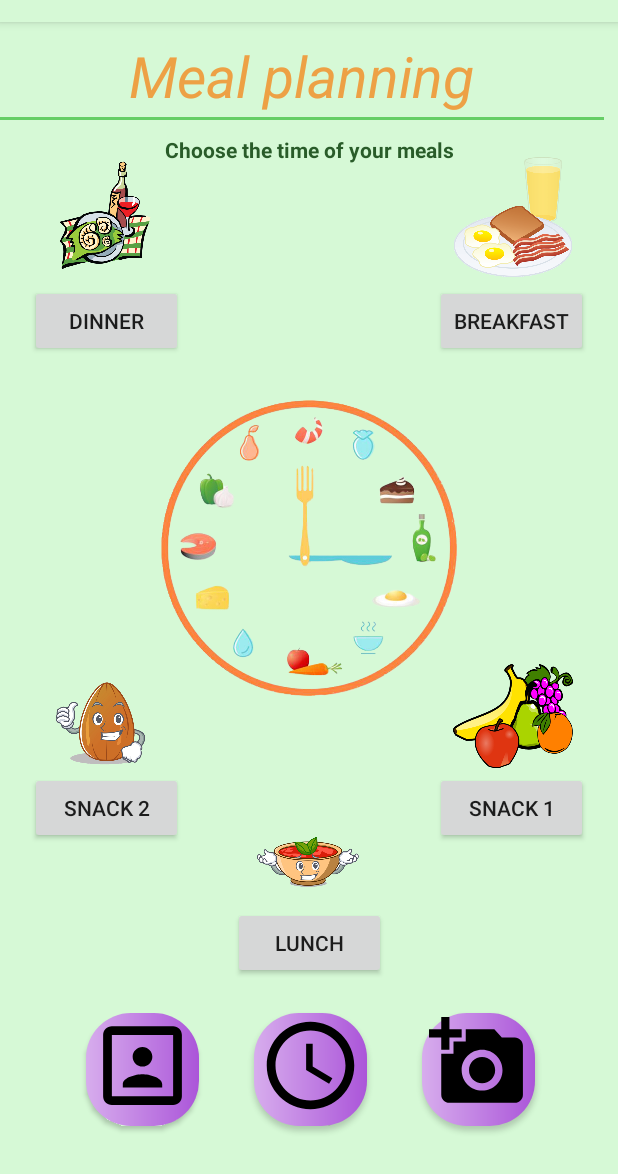
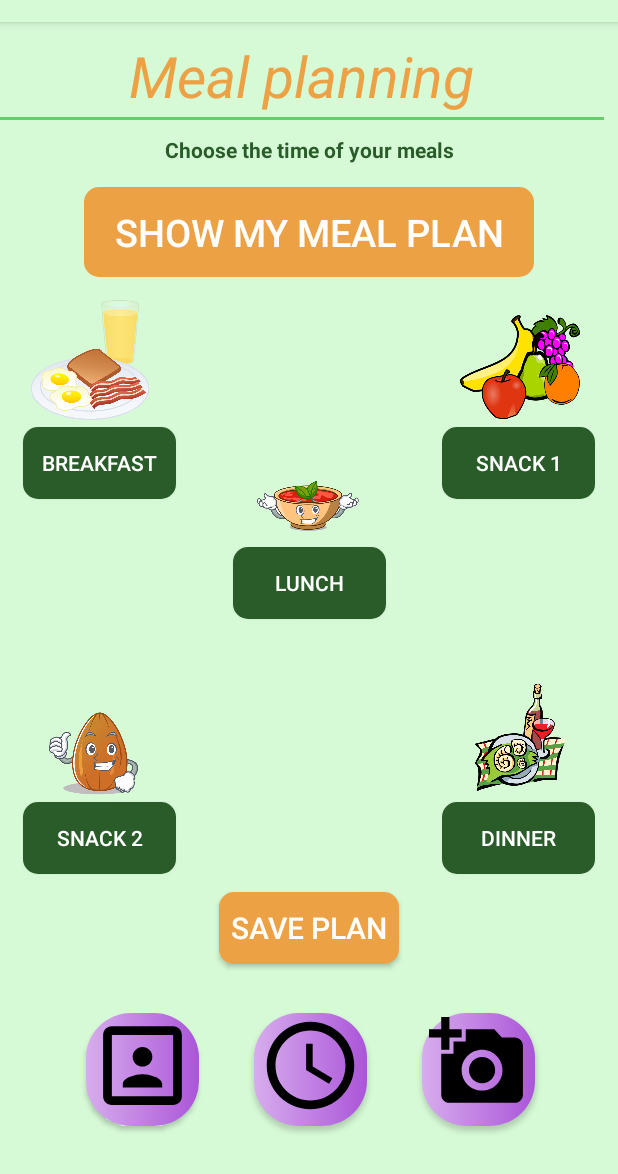
Before and after one commit to kassimii/Self_made, an Android app: the SetMealHours screen opened directly, with no data from a screen before it, on a phone screen of 412 x 824 dp, the part 62-1236 px from its top. Run offline under Robolectric (Android 15) with nearby library versions, the phone set to English and light mode, and no system bars.

Commit message:
Fixed analyze photo feature, changed meal plan activity layout

```diff
--- a/app/src/main/java/com/example/self_made/AnalyzePhoto.java
+++ b/app/src/main/java/com/example/self_made/AnalyzePhoto.java
@@ -90,6 +90,7 @@ public class AnalyzePhoto extends AppCompatActivity {
         image_captured = (ImageView)findViewById(R.id.image_captured);
         capture_image_button = (Button)findViewById(R.id.capture_image_button);
 
+
         capture_image_button.setOnClickListener(
                 new View.OnClickListener() {
                     @Override
@@ -153,6 +154,7 @@ public class AnalyzePhoto extends AppCompatActivity {
 
     @Override
     protected void onActivityResult(int requestCode, int resultCode, @Nullable Intent data) {
+        super.onActivityResult(PERMISION_CODE,IMAGE_CAPTURE_CODE,null);
         //called when image was captured from camera
         if(resultCode == RESULT_OK){
             //set the image capture to our imageView
--- a/app/src/main/java/com/example/self_made/SetMealHours.java
+++ b/app/src/main/java/com/example/self_made/SetMealHours.java
@@ -1,6 +1,8 @@
 package com.example.self_made;
 import androidx.appcompat.app.AppCompatActivity;
 
+import android.app.AlarmManager;
+import android.app.PendingIntent;
 import android.app.TimePickerDialog;
 import android.content.Intent;
 import android.os.Bundle;
@@ -22,6 +24,10 @@ public class SetMealHours extends AppCompatActivity implements TimePickerDialog.
     private Button breakfast_button, snack1_button, lunch_button, snack2_button, dinner_button;
     private TextView showHourBreakfast, showHourSnack1, showHourLunch, showHourSnack2, showHourDinner;
 
+    private Button save_meal_plan_button, show_meal_plan_button;
+
+    public static String meal_plan_popup;
+
     int hour_x, minute_x;
     int breakfast_hour, breakfast_minute, snack1_hour, snack1_minute, lunch_hour, lunch_minute,
             snack2_hour, snack2_minute, dinner_hour, dinner_minute;
@@ -42,6 +48,8 @@ public class SetMealHours extends AppCompatActivity implements TimePickerDialog.
         onProfileButtonClick();
         onCameraButtonClick();
         setHours();
+        showMealPlan();
+        sendBreakfastNotification();
     }
 
     public void onProfileButtonClick() {
@@ -94,10 +102,10 @@ public class SetMealHours extends AppCompatActivity implements TimePickerDialog.
         //showHourSnack1 = (TextView)findViewById(R.id.snack1_view);
 
         lunch_button = (Button)findViewById(R.id.lunch_button);
-       // showHourLunch = (TextView)findViewById(R.id.lunch_view);
+        //showHourLunch = (TextView)findViewById(R.id.lunch_view);
 
         snack2_button = (Button)findViewById(R.id.snack2_button);
-       // showHourSnack2 = (TextView)findViewById(R.id.snack2_view);
+        //showHourSnack2 = (TextView)findViewById(R.id.snack2_view);
 
         dinner_button = (Button)findViewById(R.id.dinner_button);
         //showHourDinner = (TextView)findViewById(R.id.dinner_view);
@@ -178,28 +186,28 @@ public class SetMealHours extends AppCompatActivity implements TimePickerDialog.
         {
             breakfast_hour=hour_x;
             breakfast_minute=minute_x;
-//            showHourBreakfast.setText("hour: " + breakfast_hour + "\nminute: " + breakfast_minute);
+         //   showHourBreakfast.setText("hour: " + breakfast_hour + "\nminute: " + breakfast_minute);
         }
 
         if(flag==2)
         {
             snack1_hour=hour_x;
             snack1_minute=minute_x;
-           // showHourSnack1.setText("hour: " + snack1_hour + "\nminute: " + snack1_minute);
+         //   showHourSnack1.setText("hour: " + snack1_hour + "\nminute: " + snack1_minute);
         }
 
         if(flag==3)
         {
             lunch_hour=hour_x;
             lunch_minute=minute_x;
-           // showHourLunch.setText("hour: " + lunch_hour + "\nminute: " + lunch_minute);
+          //  showHourLunch.setText("hour: " + lunch_hour + "\nminute: " + lunch_minute);
         }
 
         if(flag==4)
         {
             snack2_hour=hour_x;
             snack2_minute=minute_x;
-            //showHourSnack2.setText("hour: " + snack2_hour + "\nminute: " + snack2_minute);
+           // showHourSnack2.setText("hour: " + snack2_hour + "\nminute: " + snack2_minute);
         }
 
         if(flag==5)
@@ -208,5 +216,50 @@ public class SetMealHours extends AppCompatActivity implements TimePickerDialog.
             dinner_minute=minute_x;
            // showHourDinner.setText("hour: " + dinner_hour + "\nminute: " + dinner_minute);
         }
+
+        meal_plan_popup="Breakfast: " + breakfast_hour + ":" + breakfast_minute + "\n" +
+                "Snack 1: " + snack1_hour + ":" + snack1_minute + "\n" +
+                "Lunch: " + lunch_hour + ":" + lunch_minute + "\n" +
+                "Snack 2: " + snack2_hour + ":" + snack2_minute + "\n" +
+                "Dinner: " + dinner_hour + ":" + dinner_minute + "\n" ;
+    }
+
+    public void showMealPlan(){
+
+        show_meal_plan_button = (Button)findViewById(R.id.show_meal_plan_button);
+
+        show_meal_plan_button.setOnClickListener(new View.OnClickListener() {
+            @Override
+            public void onClick(View v) {
+                ShowMealPlan showMealPlan = new ShowMealPlan();
+                showMealPlan.show(getSupportFragmentManager(), "Meal Planning");
+            }
+        });
+    }
+
+
+    public void sendBreakfastNotification(){
+        save_meal_plan_button = (Button)findViewById(R.id.save_meal_plan_button);
+
+        save_meal_plan_button.setOnClickListener(new View.OnClickListener() {
+            @Override
+            public void onClick(View v) {
+
+
+//                Calendar calendar = Calendar.getInstance();
+//
+//                calendar.set(Calendar.HOUR,breakfast_hour);
+//                calendar.set(Calendar.MINUTE,breakfast_minute);
+//
+//                Intent intent = new Intent(SetMealHours.this, NotificationReceiver.class);
+//
+//                PendingIntent pendingIntent = PendingIntent.getBroadcast(SetMealHours.this,100, intent,PendingIntent.FLAG_UPDATE_CURRENT);
+//
+//                AlarmManager alarmManager = (AlarmManager) getSystemService(ALARM_SERVICE);
+//                alarmManager.setRepeating(AlarmManager.RTC_WAKEUP,calendar.getTimeInMillis(),AlarmManager.INTERVAL_DAY,pendingIntent);
+
+
+            }
+        });
     }
 }
--- /dev/null
+++ b/app/src/main/res/drawable/custom_save_plan_button.xml
@@ -0,0 +1,7 @@
+<?xml version="1.0" encoding="utf-8"?>
+<shape xmlns:android="http://schemas.android.com/apk/res/android" android:shape="rectangle">
+
+    <solid android:color="@color/orange"/>
+    <corners android:radius="10dp"/>
+
+</shape>
--- /dev/null
+++ b/app/src/main/res/drawable/custom_set_meals_button.xml
@@ -0,0 +1,7 @@
+<?xml version="1.0" encoding="utf-8"?>
+<shape xmlns:android="http://schemas.android.com/apk/res/android" android:shape="rectangle">
+
+    <solid android:color="@color/colorPrimaryDark"/>
+    <corners android:radius="10dp"/>
+
+</shape>
--- a/app/src/main/res/layout/activity_analyze_photo.xml
+++ b/app/src/main/res/layout/activity_analyze_photo.xml
@@ -16,7 +16,7 @@
         android:layout_marginEnd="16dp"
         android:layout_marginRight="16dp"
         android:layout_marginBottom="32dp"
-        android:background="@drawable/custom_button"
+        android:background="@drawable/custom_menu_button"
         android:drawableTop="@drawable/ic_portrait"
         app:layout_constraintBottom_toBottomOf="parent"
         app:layout_constraintStart_toStartOf="parent" />
@@ -30,7 +30,7 @@
         android:layout_marginEnd="39dp"
         android:layout_marginRight="39dp"
         android:layout_marginBottom="32dp"
-        android:background="@drawable/custom_button"
+        android:background="@drawable/custom_menu_button"
         android:drawableTop="@drawable/ic_clock"
         android:text="Button"
         app:layout_constraintBottom_toBottomOf="parent"
@@ -46,7 +46,7 @@
         android:layout_marginEnd="55dp"
         android:layout_marginRight="55dp"
         android:layout_marginBottom="32dp"
-        android:background="@drawable/custom_button"
+        android:background="@drawable/custom_menu_button"
         android:drawableTop="@drawable/ic_photo"
         app:layout_constraintBottom_toBottomOf="parent"
         app:layout_constraintEnd_toEndOf="parent" />
--- a/app/src/main/res/layout/activity_edit_profile.xml
+++ b/app/src/main/res/layout/activity_edit_profile.xml
@@ -275,7 +275,7 @@
         android:layout_marginEnd="16dp"
         android:layout_marginRight="16dp"
         android:layout_marginBottom="32dp"
-        android:background="@drawable/custom_button"
+        android:background="@drawable/custom_menu_button"
         android:drawableTop="@drawable/ic_portrait"
         app:layout_constraintBottom_toBottomOf="parent"
         app:layout_constraintStart_toStartOf="parent" />
@@ -289,7 +289,7 @@
         android:layout_marginEnd="39dp"
         android:layout_marginRight="39dp"
         android:layout_marginBottom="32dp"
-        android:background="@drawable/custom_button"
+        android:background="@drawable/custom_menu_button"
         android:drawableTop="@drawable/ic_clock"
         android:text="Button"
         app:layout_constraintBottom_toBottomOf="parent"
@@ -305,7 +305,7 @@
         android:layout_marginEnd="55dp"
         android:layout_marginRight="55dp"
         android:layout_marginBottom="32dp"
-        android:background="@drawable/custom_button"
+        android:background="@drawable/custom_menu_button"
         android:drawableTop="@drawable/ic_photo"
         app:layout_constraintBottom_toBottomOf="parent"
         app:layout_constraintEnd_toEndOf="parent" />
--- a/app/src/main/res/layout/activity_main.xml
+++ b/app/src/main/res/layout/activity_main.xml
@@ -16,7 +16,7 @@
         android:layout_marginEnd="16dp"
         android:layout_marginRight="16dp"
         android:layout_marginBottom="32dp"
-        android:background="@drawable/custom_button"
+        android:background="@drawable/custom_menu_button"
         android:drawableTop="@drawable/ic_portrait"
         app:layout_constraintBottom_toBottomOf="parent"
         app:layout_constraintStart_toStartOf="parent" />
@@ -30,7 +30,7 @@
         android:layout_marginEnd="39dp"
         android:layout_marginRight="39dp"
         android:layout_marginBottom="32dp"
-        android:background="@drawable/custom_button"
+        android:background="@drawable/custom_menu_button"
         android:drawableTop="@drawable/ic_clock"
         android:text="Button"
         app:layout_constraintBottom_toBottomOf="parent"
@@ -46,7 +46,7 @@
         android:layout_marginEnd="55dp"
         android:layout_marginRight="55dp"
         android:layout_marginBottom="32dp"
-        android:background="@drawable/custom_button"
+        android:background="@drawable/custom_menu_button"
         android:drawableTop="@drawable/ic_photo"
         app:layout_constraintBottom_toBottomOf="parent"
         app:layout_constraintEnd_toEndOf="parent" />
--- a/app/src/main/res/layout/activity_set_meal_hours.xml
+++ b/app/src/main/res/layout/activity_set_meal_hours.xml
@@ -16,7 +16,7 @@
         android:layout_marginEnd="16dp"
         android:layout_marginRight="16dp"
         android:layout_marginBottom="32dp"
-        android:background="@drawable/custom_button"
+        android:background="@drawable/custom_menu_button"
         android:drawableTop="@drawable/ic_portrait"
         app:layout_constraintBottom_toBottomOf="parent"
         app:layout_constraintStart_toStartOf="parent" />
@@ -30,7 +30,7 @@
         android:layout_marginEnd="39dp"
         android:layout_marginRight="39dp"
         android:layout_marginBottom="32dp"
-        android:background="@drawable/custom_button"
+        android:background="@drawable/custom_menu_button"
         android:drawableTop="@drawable/ic_clock"
         android:text="Button"
         app:layout_constraintBottom_toBottomOf="parent"
@@ -46,27 +46,10 @@
         android:layout_marginEnd="55dp"
         android:layout_marginRight="55dp"
         android:layout_marginBottom="32dp"
-        android:background="@drawable/custom_button"
+        android:background="@drawable/custom_menu_button"
         android:drawableTop="@drawable/ic_photo"
         app:layout_constraintBottom_toBottomOf="parent"
         app:layout_constraintEnd_toEndOf="parent" />
-
-    <ImageView
-        android:id="@+id/clock_image"
-        android:layout_width="301dp"
-        android:layout_height="314dp"
-        android:layout_marginStart="5dp"
-        android:layout_marginLeft="5dp"
-        android:layout_marginTop="160dp"
-        android:layout_marginEnd="6dp"
-        android:layout_marginRight="6dp"
-        android:layout_marginBottom="220dp"
-        app:layout_constraintBottom_toBottomOf="parent"
-        app:layout_constraintEnd_toEndOf="parent"
-        app:layout_constraintHorizontal_bias="0.505"
-        app:layout_constraintStart_toStartOf="parent"
-        app:layout_constraintTop_toTopOf="parent"
-        app:srcCompat="@drawable/meal_clock" />
 
     <EditText
         android:id="@+id/title_meal_planning"
@@ -78,7 +61,7 @@
         android:inputType="textPersonName"
         android:text="Meal planning"
         android:textAlignment="center"
-        android:textColor="#EDA145"
+        android:textColor="@color/orange"
         android:textSize="38dp"
         android:textStyle="italic"
         app:layout_constraintEnd_toEndOf="parent"
@@ -102,10 +85,10 @@
         android:id="@+id/breakfast_image"
         android:layout_width="80dp"
         android:layout_height="80dp"
-        android:layout_marginTop="90dp"
-        android:layout_marginEnd="30dp"
-        android:layout_marginRight="30dp"
-        app:layout_constraintEnd_toEndOf="parent"
+        android:layout_marginStart="20dp"
+        android:layout_marginLeft="20dp"
+        android:layout_marginTop="185dp"
+        app:layout_constraintStart_toStartOf="parent"
         app:layout_constraintTop_toTopOf="parent"
         app:srcCompat="@drawable/breakfast" />
 
@@ -113,87 +96,95 @@
         android:id="@+id/lunch_image"
         android:layout_width="80dp"
         android:layout_height="80dp"
-        android:layout_marginBottom="165dp"
-        app:layout_constraintBottom_toBottomOf="parent"
+        android:layout_marginTop="285dp"
         app:layout_constraintEnd_toEndOf="parent"
         app:layout_constraintHorizontal_bias="0.498"
         app:layout_constraintStart_toStartOf="parent"
+        app:layout_constraintTop_toTopOf="parent"
         app:srcCompat="@drawable/lunch" />
 
     <ImageView
         android:id="@+id/snack1_image"
         android:layout_width="80dp"
         android:layout_height="80dp"
-        android:layout_marginEnd="30dp"
-        android:layout_marginRight="30dp"
-        android:layout_marginBottom="265dp"
-        app:layout_constraintBottom_toBottomOf="parent"
+        android:layout_marginTop="190dp"
+        android:layout_marginEnd="25dp"
+        android:layout_marginRight="25dp"
         app:layout_constraintEnd_toEndOf="parent"
+        app:layout_constraintTop_toTopOf="parent"
         app:srcCompat="@drawable/snack1" />
 
     <ImageView
         android:id="@+id/snack2_image"
         android:layout_width="80dp"
         android:layout_height="80dp"
-        android:layout_marginStart="30dp"
-        android:layout_marginLeft="30dp"
-        android:layout_marginBottom="255dp"
+        android:layout_marginStart="25dp"
+        android:layout_marginLeft="25dp"
+        android:layout_marginBottom="235dp"
         app:layout_constraintBottom_toBottomOf="parent"
         app:layout_constraintStart_toStartOf="parent"
         app:srcCompat="@drawable/snack2" />
+
 
     <ImageView
         android:id="@+id/dinner_image"
         android:layout_width="80dp"
         android:layout_height="80dp"
-        android:layout_marginStart="30dp"
-        android:layout_marginLeft="30dp"
-        android:layout_marginTop="90dp"
-        app:layout_constraintStart_toStartOf="parent"
-        app:layout_constraintTop_toTopOf="parent"
+        android:layout_marginEnd="25dp"
+        android:layout_marginRight="25dp"
+        android:layout_marginBottom="250dp"
+        app:layout_constraintBottom_toBottomOf="parent"
+        app:layout_constraintEnd_toEndOf="parent"
         app:srcCompat="@drawable/dinner" />
-
 
     <Button
         android:id="@+id/breakfast_button"
         android:layout_width="102dp"
         android:layout_height="wrap_content"
-        android:layout_marginTop="175dp"
-        android:layout_marginEnd="20dp"
-        android:layout_marginRight="20dp"
+        android:layout_marginStart="15dp"
+        android:layout_marginLeft="15dp"
+        android:layout_marginTop="270dp"
+        android:background="@drawable/custom_set_meals_button"
         android:text="Breakfast"
-        app:layout_constraintEnd_toEndOf="parent"
+        android:textColor="@color/white"
+        app:layout_constraintStart_toStartOf="parent"
         app:layout_constraintTop_toTopOf="parent" />
 
     <Button
         android:id="@+id/snack1_button"
         android:layout_width="102dp"
         android:layout_height="wrap_content"
-        android:layout_marginEnd="20dp"
-        android:layout_marginRight="20dp"
-        android:layout_marginBottom="220dp"
+        android:layout_marginTop="270dp"
+        android:layout_marginEnd="15dp"
+        android:layout_marginRight="15dp"
+        android:background="@drawable/custom_set_meals_button"
         android:text="Snack 1"
-        app:layout_constraintBottom_toBottomOf="parent"
-        app:layout_constraintEnd_toEndOf="parent" />
+        android:textColor="@color/white"
+        app:layout_constraintEnd_toEndOf="parent"
+        app:layout_constraintTop_toTopOf="parent" />
 
     <Button
         android:id="@+id/lunch_button"
         android:layout_width="102dp"
         android:layout_height="wrap_content"
-        android:layout_marginBottom="130dp"
+        android:layout_marginTop="350dp"
+        android:background="@drawable/custom_set_meals_button"
         android:text="Lunch"
-        app:layout_constraintBottom_toBottomOf="parent"
+        android:textColor="@color/white"
         app:layout_constraintEnd_toEndOf="parent"
-        app:layout_constraintStart_toStartOf="parent" />
+        app:layout_constraintStart_toStartOf="parent"
+        app:layout_constraintTop_toTopOf="parent" />
 
     <Button
         android:id="@+id/snack2_button"
         android:layout_width="102dp"
         android:layout_height="wrap_content"
-        android:layout_marginStart="20dp"
-        android:layout_marginLeft="20dp"
-        android:layout_marginBottom="220dp"
+        android:layout_marginStart="15dp"
+        android:layout_marginLeft="15dp"
+        android:layout_marginBottom="200dp"
+        android:background="@drawable/custom_set_meals_button"
         android:text="Snack 2"
+        android:textColor="@color/white"
         app:layout_constraintBottom_toBottomOf="parent"
         app:layout_constraintStart_toStartOf="parent" />
 
@@ -201,10 +192,38 @@
         android:id="@+id/dinner_button"
         android:layout_width="102dp"
         android:layout_height="wrap_content"
-        android:layout_marginStart="20dp"
-        android:layout_marginLeft="20dp"
-        android:layout_marginTop="175dp"
+        android:layout_marginEnd="15dp"
+        android:layout_marginRight="15dp"
+        android:layout_marginBottom="200dp"
+        android:background="@drawable/custom_set_meals_button"
         android:text="Dinner"
+        android:textColor="@color/white"
+        app:layout_constraintBottom_toBottomOf="parent"
+        app:layout_constraintEnd_toEndOf="parent" />
+
+    <Button
+        android:id="@+id/save_meal_plan_button"
+        android:layout_width="120dp"
+        android:layout_height="wrap_content"
+        android:layout_marginBottom="140dp"
+        android:background="@drawable/custom_save_plan_button"
+        android:text="Save plan"
+        android:textColor="@color/white"
+        android:textSize="20dp"
+        app:layout_constraintBottom_toBottomOf="parent"
+        app:layout_constraintEnd_toEndOf="parent"
+        app:layout_constraintStart_toStartOf="parent" />
+
+    <Button
+        android:id="@+id/show_meal_plan_button"
+        android:layout_width="300dp"
+        android:layout_height="60dp"
+        android:layout_marginTop="110dp"
+        android:background="@drawable/custom_save_plan_button"
+        android:text="Show my meal plan"
+        android:textColor="@color/white"
+        android:textSize="25dp"
+        app:layout_constraintEnd_toEndOf="parent"
         app:layout_constraintStart_toStartOf="parent"
         app:layout_constraintTop_toTopOf="parent" />
 
--- a/app/src/main/res/values/colors.xml
+++ b/app/src/main/res/values/colors.xml
@@ -9,5 +9,6 @@
     <color name="colorPrimary">#FFD6F9D6</color>
     <color name="colorPrimaryDark">#FF295C29</color>
     <color name="colorAccent">#FF66CE66</color>
+    <color name="orange">#EDA145</color>
 
 </resources>
```
Also changed, not shown: app/src/main/AndroidManifest.xml (+7 -0 lines), app/src/main/java/com/example/self_made/NotificationReceiver.java (added, +31 -0 lines), app/src/main/java/com/example/self_made/ShowMealPlan.java (added, +26 -0 lines), app/src/main/res/drawable/ic_notification.xml (added, +9 -0 lines), app/src/main/res/drawable/custom_menu_button.xml (renamed from app/src/main/res/drawable/custom_button.xml).
